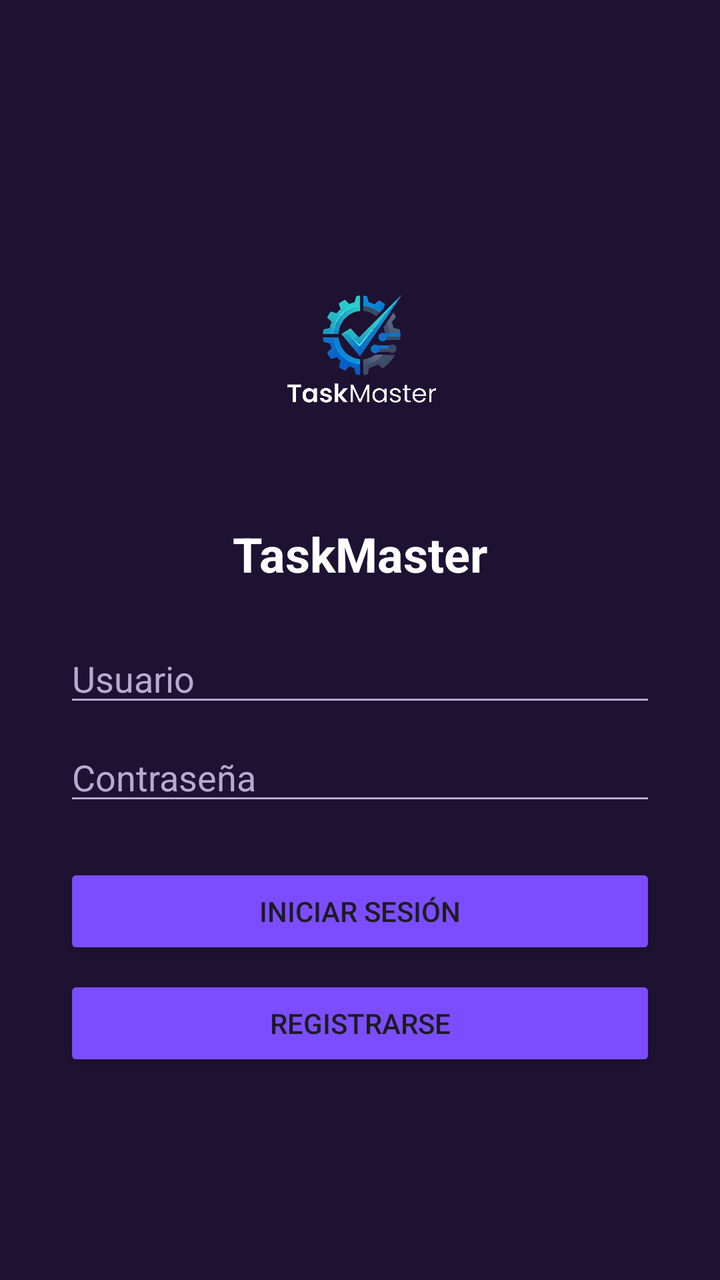
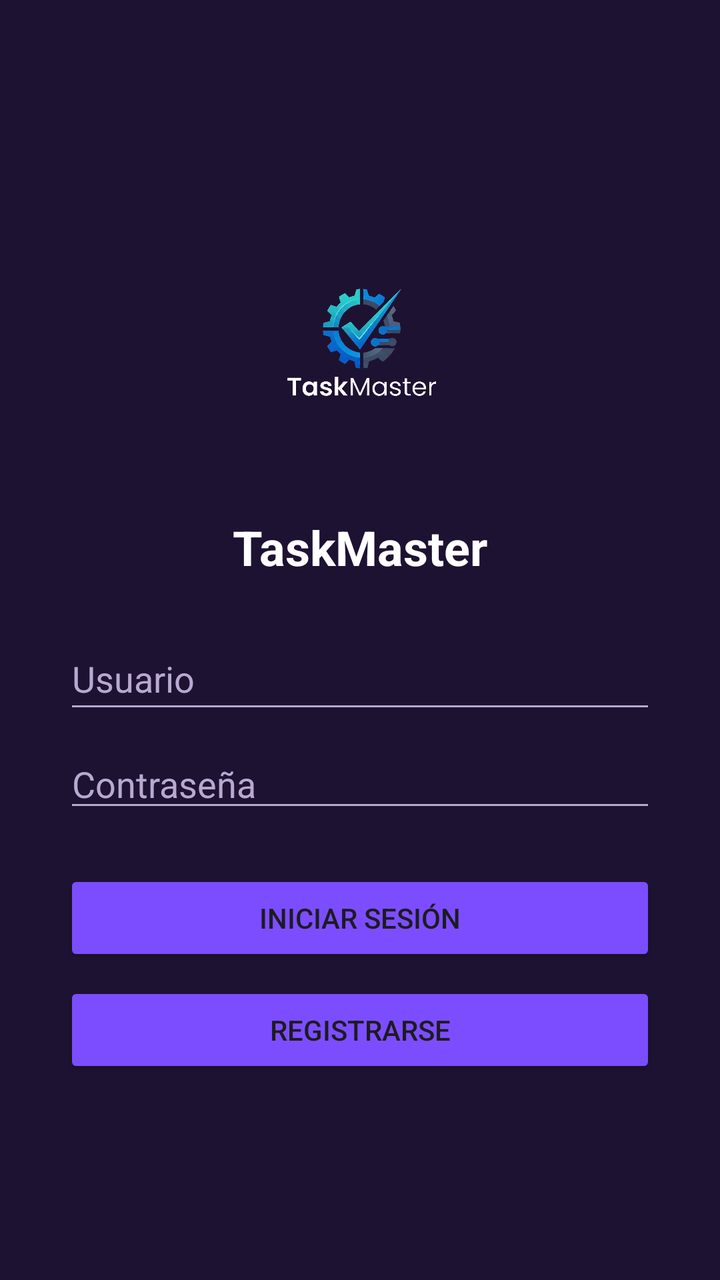

An Android layout rendered at two revisions. The XML below is the earlier revision; the diff shows what the commit changed to produce the second picture.
<!-- AndroidManifest.xml: application theme Theme.TaskMaster -->
<!-- res/layout/activity_main.xml -->
<?xml version="1.0" encoding="utf-8"?>
<androidx.constraintlayout.widget.ConstraintLayout xmlns:android="http://schemas.android.com/apk/res/android"
    xmlns:app="http://schemas.android.com/apk/res-auto"
    xmlns:tools="http://schemas.android.com/tools"
    android:id="@+id/main"
    android:layout_width="match_parent"
    android:layout_height="match_parent"
    android:background="@color/login_background"
    tools:context=".MainActivity">

    <LinearLayout
        android:layout_width="match_parent"
        android:layout_height="wrap_content"
        android:layout_marginStart="32dp"
        android:layout_marginEnd="32dp"
        android:gravity="center_horizontal"
        android:orientation="vertical"
        app:layout_constraintBottom_toBottomOf="parent"
        app:layout_constraintEnd_toEndOf="parent"
        app:layout_constraintStart_toStartOf="parent"
        app:layout_constraintTop_toTopOf="parent">

        <ImageView
            android:id="@+id/ivLogo"
            android:layout_width="140dp"
            android:layout_height="140dp"
            android:layout_marginBottom="16dp"
            android:contentDescription="@string/am_logo"
            android:src="@drawable/task_master_logo" />

        <TextView
            android:id="@+id/tvTitulo"
            android:layout_width="wrap_content"
            android:layout_height="wrap_content"
            android:layout_marginBottom="24dp"
            android:text="@string/am_titulo"
            android:textColor="@color/login_text"
            android:textSize="24sp"
            android:textStyle="bold" />

        <EditText
            android:id="@+id/etUsuario"
            android:layout_width="match_parent"
            android:layout_height="wrap_content"
            android:autofillHints="username"
            android:hint="@string/am_etusuario"
            android:textColor="@color/login_text"
            android:textColorHint="@color/login_hint"
            android:backgroundTint="@color/login_hint"
            android:inputType="text" />

        <EditText
            android:id="@+id/etPassword"
            android:layout_width="match_parent"
            android:layout_height="wrap_content"
            android:layout_marginTop="8dp"
            android:autofillHints="password"
            android:hint="@string/am_etpassword"
            android:textColor="@color/login_text"
            android:textColorHint="@color/login_hint"
            android:backgroundTint="@color/login_hint"
            android:inputType="textPassword" />

        <Button
            android:id="@+id/btnLogin"
            android:layout_width="match_parent"
            android:layout_height="wrap_content"
            android:layout_marginTop="24dp"
            android:backgroundTint="@color/login_accent"
            android:text="@string/am_btnlogin" />

        <Button
            android:id="@+id/btnIrRegistro"
            android:layout_width="match_parent"
            android:layout_height="wrap_content"
            android:layout_marginTop="8dp"
            android:backgroundTint="@color/login_accent"
            android:text="@string/am_btnregistro" />
    </LinearLayout>


</androidx.constraintlayout.widget.ConstraintLayout>
<!-- resources referenced by this layout -->
<resources>
  <color name="login_accent">#7C4DFF</color>
  <color name="login_background">#1E1233</color>
  <color name="login_hint">#B8A9D0</color>
  <color name="login_text">#FFFFFF</color>
  <!-- drawable task_master_logo: png bitmap (drawable, 677628 bytes) -->
  <string name="am_btnlogin">Iniciar sesión</string>
  <string name="am_btnregistro">Registrarse</string>
  <string name="am_etpassword">Contraseña</string>
  <string name="am_etusuario">Usuario</string>
  <string name="am_logo">Logo de TaskMaster</string>
  <string name="am_titulo">TaskMaster</string>
  <style name="Theme.TaskMaster" parent="Base.Theme.TaskMaster" />
  <style name="Base.Theme.TaskMaster" parent="Theme.Material3.DayNight.NoActionBar">
          
          
      </style>
</resources>

<!-- the commit's change to res/layout/activity_main.xml (unified diff, before → after) -->
@@ -43,11 +43,12 @@
             android:layout_width="match_parent"
             android:layout_height="wrap_content"
             android:autofillHints="username"
+            android:backgroundTint="@color/login_hint"
             android:hint="@string/am_etusuario"
+            android:inputType="text"
+            android:minHeight="48dp"
             android:textColor="@color/login_text"
-            android:textColorHint="@color/login_hint"
-            android:backgroundTint="@color/login_hint"
-            android:inputType="text" />
+            android:textColorHint="@color/login_hint" />
 
         <EditText
             android:id="@+id/etPassword"
@@ -55,11 +56,12 @@
             android:layout_height="wrap_content"
             android:layout_marginTop="8dp"
             android:autofillHints="password"
+            android:backgroundTint="@color/login_hint"
             android:hint="@string/am_etpassword"
+            android:inputType="textPassword"
             android:textColor="@color/login_text"
             android:textColorHint="@color/login_hint"
-            android:backgroundTint="@color/login_hint"
-            android:inputType="textPassword" />
+            tools:ignore="TouchTargetSizeCheck" />
 
         <Button
             android:id="@+id/btnLogin"
